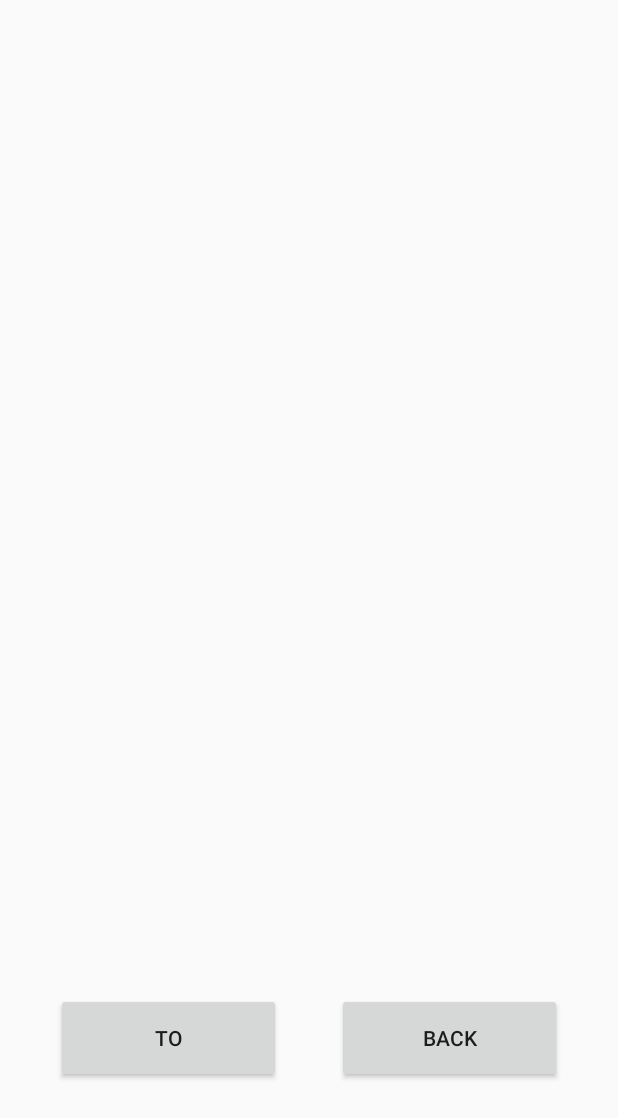
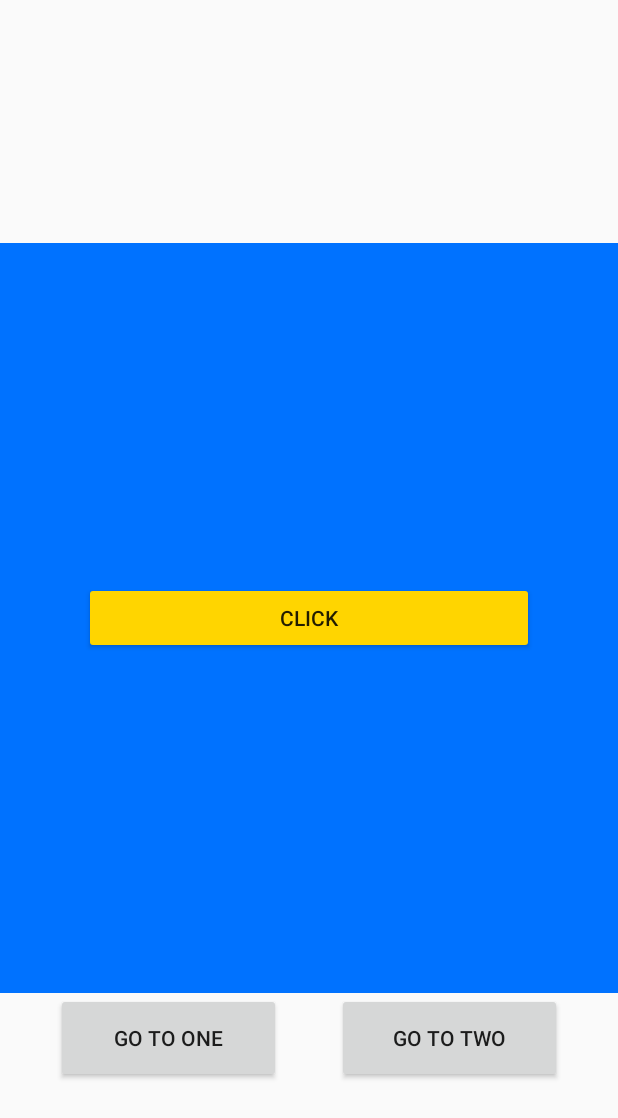
Before and after one commit to IgorAndree/TeachMeSkillsAndroidKotlin, an Android app: the screen it shows after launch (FootballLeagueMainActivity), on a phone screen of 412 x 824 dp. Shown: the top 1118 px of the screen. Run offline under Robolectric (Android 15) with nearby library versions, the phone set to English and light mode, and no system bars.

Commit message:
Homework-21

```diff
--- a/app/src/main/java/com/example/teachmeskillsandroidkotlin/activity/FootballLeagueMainActivity.kt
+++ b/app/src/main/java/com/example/teachmeskillsandroidkotlin/activity/FootballLeagueMainActivity.kt
@@ -10,7 +10,7 @@ import com.example.teachmeskillsandroidkotlin.fragments.TestOneFragment
 import com.example.teachmeskillsandroidkotlin.fragments.TestTwoFragment
 
 class FootballLeagueMainActivity : AppCompatActivity() {
-//    private lateinit var binding: ActivityMainFootballLeagueBinding
+    //    private lateinit var binding: ActivityMainFootballLeagueBinding
     private lateinit var binding: ActivityTestBinding
 
     override fun onCreate(savedInstanceState: Bundle?) {
@@ -23,19 +23,17 @@ class FootballLeagueMainActivity : AppCompatActivity() {
         binding = ActivityTestBinding.inflate(layoutInflater)
         setContentView(binding.root)
 
-
-        binding.navigateTo.setOnClickListener {
-            addFragment(fragment = TestOneFragment())
+        binding.navigateToOne.setOnClickListener {
+            goFragment(fragment = TestOneFragment())
         }
 
-        binding.navigateBack.setOnClickListener {
-            addFragment(fragment = TestTwoFragment())
+        binding.navigateToTwo.setOnClickListener {
+            goFragment(fragment = TestTwoFragment())
         }
     }
 
-    private fun addFragment(fragment: Fragment) {
-        val fragmentManager = supportFragmentManager
-        fragmentManager
+    private fun goFragment(fragment: Fragment) {
+        supportFragmentManager
             .beginTransaction()
             .add(R.id.test_container, fragment)
             .commit()
--- a/app/src/main/res/layout/activity_test.xml
+++ b/app/src/main/res/layout/activity_test.xml
@@ -12,23 +12,24 @@
         app:layout_constraintBottom_toBottomOf="parent"
         app:layout_constraintEnd_toEndOf="parent"
         app:layout_constraintStart_toStartOf="parent"
-        app:layout_constraintTop_toTopOf="parent" />
+        app:layout_constraintTop_toTopOf="parent"
+        android:name="com.example.teachmeskillsandroidkotlin.fragments.TestOneFragment" />
 
     <Button
-        android:id="@+id/navigate_to"
+        android:id="@+id/navigate_to_one"
         android:layout_width="150dp"
         android:layout_height="60dp"
         android:text="@string/test_nav_to_text"
         app:layout_constraintStart_toStartOf="parent"
-        app:layout_constraintEnd_toStartOf="@+id/navigate_back"
+        app:layout_constraintEnd_toStartOf="@+id/navigate_to_two"
         app:layout_constraintTop_toBottomOf="@+id/test_container" />
 
     <Button
-        android:id="@+id/navigate_back"
+        android:id="@+id/navigate_to_two"
         android:layout_width="150dp"
         android:layout_height="60dp"
         android:text="@string/test_nav_back_text"
-        app:layout_constraintStart_toEndOf="@+id/navigate_to"
+        app:layout_constraintStart_toEndOf="@+id/navigate_to_one"
         app:layout_constraintEnd_toEndOf="parent"
         app:layout_constraintTop_toBottomOf="@+id/test_container" />
 
--- a/app/src/main/res/layout/fragment_test_one.xml
+++ b/app/src/main/res/layout/fragment_test_one.xml
@@ -4,7 +4,7 @@
     android:id="@+id/first_fragment"
     android:layout_width="match_parent"
     android:layout_height="match_parent"
-    android:background="@color/grey"
+    android:background="@color/blue"
     app:layout_behavior="@string/appbar_scrolling_view_behavior">
 
     <Button
--- a/app/src/main/res/layout/fragment_test_two.xml
+++ b/app/src/main/res/layout/fragment_test_two.xml
@@ -4,7 +4,7 @@
     android:id="@+id/second_fragment"
     android:layout_width="match_parent"
     android:layout_height="match_parent"
-    android:background="@color/grey"
+    android:background="@color/black"
     app:layout_behavior="@string/appbar_scrolling_view_behavior">
 
     <Button
--- a/app/src/main/res/values/strings.xml
+++ b/app/src/main/res/values/strings.xml
@@ -12,9 +12,9 @@
     <string name="toolbar_club_back_text">Back to Leagues</string>
 
     <!-- Strings for TestNavigationFragmentManager -->
-    <string name="test_click_text">Click to go</string>
-    <string name="test_nav_to_text">To</string>
-    <string name="test_nav_back_text">Back</string>
+    <string name="test_click_text">Click</string>
+    <string name="test_nav_to_text">Go to One</string>
+    <string name="test_nav_back_text">Go to Two</string>
 
 
     <!-- Strings splashActivity -->
```
Also changed, not shown: app/src/main/java/com/example/teachmeskillsandroidkotlin/fragments/TestOneFragment.kt (+22 -10 lines), app/src/main/java/com/example/teachmeskillsandroidkotlin/fragments/TestTwoFragment.kt (+12 -1 lines), app/src/main/res/navigation/nav_graph.xml (+0 -14 lines).
